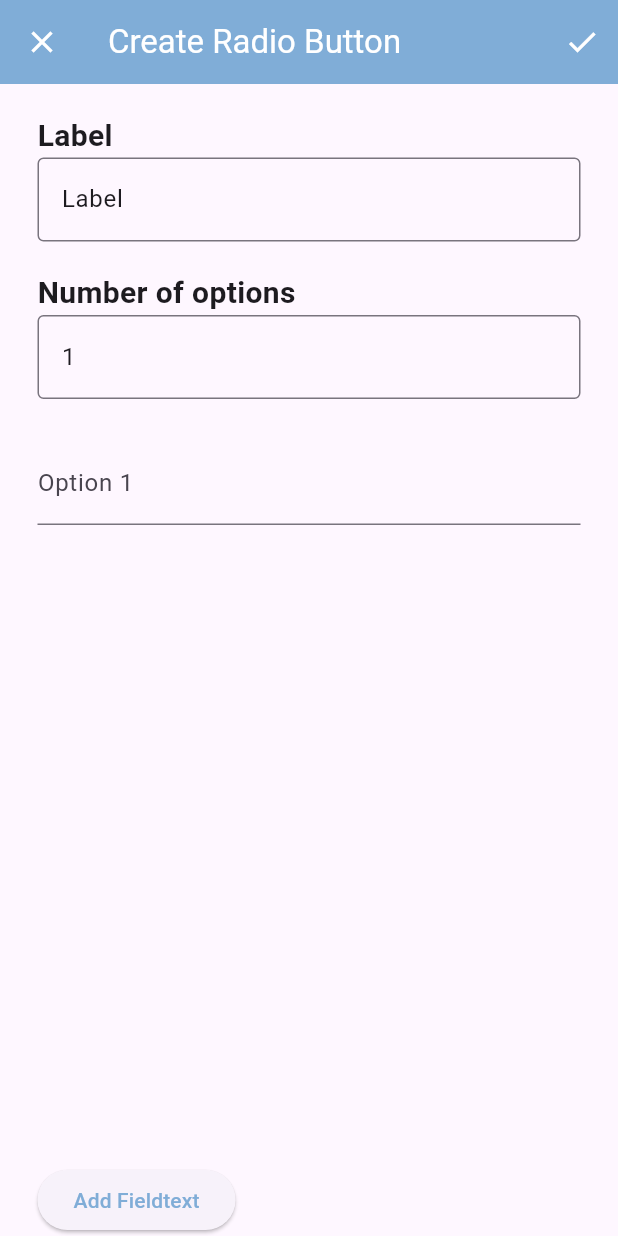
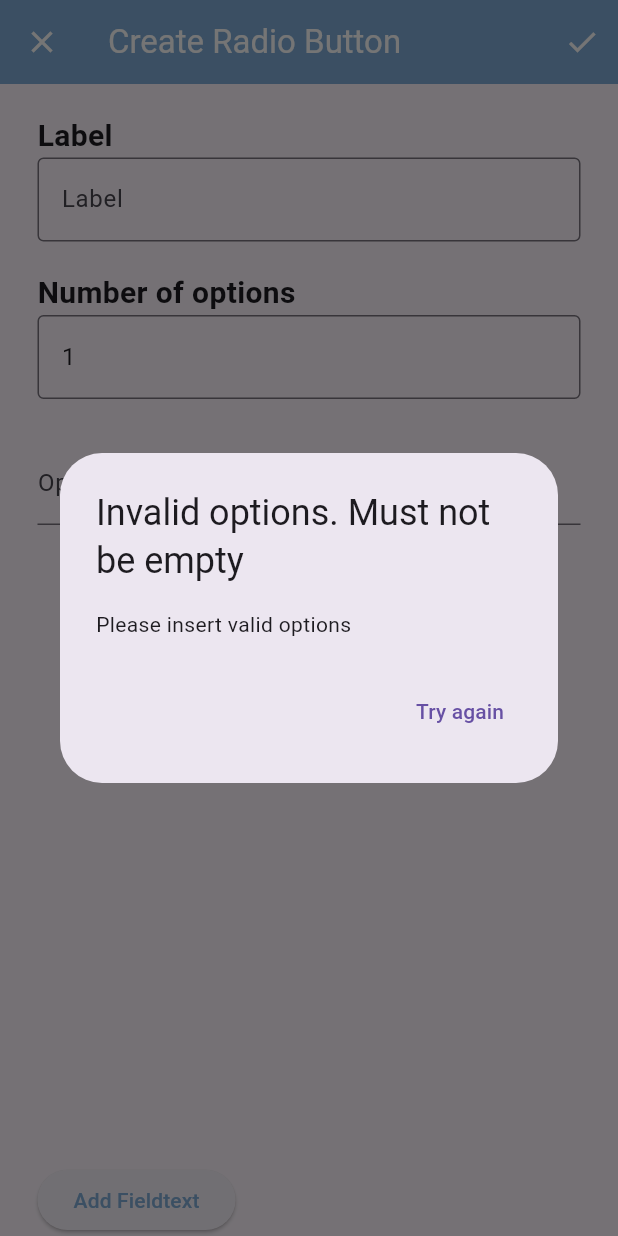
Before and after one commit to WildKoala23/Softshares, a Flutter app: the customRadioBtnForm screen opened by its route, after a tap on "Add Fieldtext", on a phone screen of 412 x 824 dp. Run offline on Flutter 3.47's test engine with Material 3 defaults, Android fonts, the phone set to English and light mode, and no system bars; our stand-ins replace google_fonts, table_calendar; missing offline and left inert: dev_icons.

Commit message:
completed validation on custom radio button

```diff
--- a/lib/Pages/customRadioBtnForm.dart
+++ b/lib/Pages/customRadioBtnForm.dart
@@ -39,7 +39,6 @@ class _CustomRadioBtnState extends State<customRadioBtnForm> {
     super.initState();
     addControllers(opt_num);
     numOptController.text = "1";
-    labelController.text = "Label";
   }
 
   @override
@@ -50,14 +49,17 @@ class _CustomRadioBtnState extends State<customRadioBtnForm> {
     super.dispose();
   }
 
-  bool returnValues() {
+  int returnValues() {
     options.clear();
-    bool result = true;
+    int result = 1;
     setState(() {
+      if (labelController.text == '') {
+        result = -1;
+      }
       userLabel = labelController.text;
       for (var controller in controllers) {
         if (controller.text.isEmpty) {
-          result = false;
+          result = 0;
           break;
         }
         options.add(controller.text);
@@ -80,7 +82,7 @@ class _CustomRadioBtnState extends State<customRadioBtnForm> {
         actions: [
           IconButton(
             onPressed: () {
-              if (returnValues()) {
+              if (returnValues() == 1) {
                 Navigator.pop(
                     context, {"userLabel": userLabel, "options": options});
               } else {
@@ -143,15 +145,13 @@ class _CustomRadioBtnState extends State<customRadioBtnForm> {
                 addControllers(opt_num);
               });
             } else {
-              setState(() {
-                numOptController.text = "1";
-              });
               showDialog<void>(
                   context: context,
                   barrierDismissible: false,
                   builder: (context) {
                     return AlertDialog(
-                      title: const Text('Invalid number of options!'),
+                      title: const Text(
+                          'Invalid number of options!Must be a positive number'),
                       content:
                           const Text('Please insert valid number of options'),
                       actions: [
@@ -163,6 +163,10 @@ class _CustomRadioBtnState extends State<customRadioBtnForm> {
                       ],
                     );
                   });
+              setState(() {
+                numOptController.text = "1";
+                opt_num = 1;
+              });
             }
           } catch (e) {
             print(e);
@@ -188,6 +192,7 @@ class _CustomRadioBtnState extends State<customRadioBtnForm> {
         },
         keyboardType: TextInputType.name,
         decoration: const InputDecoration(
+          label: Text('Label'),
           border: OutlineInputBorder(
             borderSide: BorderSide(color: Color(0xFF49454F)),
           ),
@@ -199,10 +204,46 @@ class _CustomRadioBtnState extends State<customRadioBtnForm> {
   ElevatedButton addBtn() {
     return ElevatedButton(
       onPressed: () {
-        if (returnValues()) {
+        int result = returnValues();
+        //If there is null options
+        if (result == -1) {
+          showDialog<void>(
+              context: context,
+              barrierDismissible: false,
+              builder: (context) {
+                return AlertDialog(
+                  title: const Text('Invalid label. Must not be empty'),
+                  content: const Text('Please insert valid label'),
+                  actions: [
+                    TextButton(
+                        onPressed: () {
+                          Navigator.pop(context, 'Try again');
+                        },
+                        child: const Text('Try again'))
+                  ],
+                );
+              });
+        }
+        //If a label is null
+        else if (result == 0) {
+          showDialog<void>(
+              context: context,
+              barrierDismissible: false,
+              builder: (context) {
+                return AlertDialog(
+                  title: const Text('Invalid options. Must not be empty'),
+                  content: const Text('Please insert valid options'),
+                  actions: [
+                    TextButton(
+                        onPressed: () {
+                          Navigator.pop(context, 'Try again');
+                        },
+                        child: const Text('Try again'))
+                  ],
+                );
+              });
+        } else {
           Navigator.pop(context, {"userLabel": userLabel, "options": options});
-        } else {
-          print('Invalid options');
         }
       },
       style: ButtonStyle(
```
